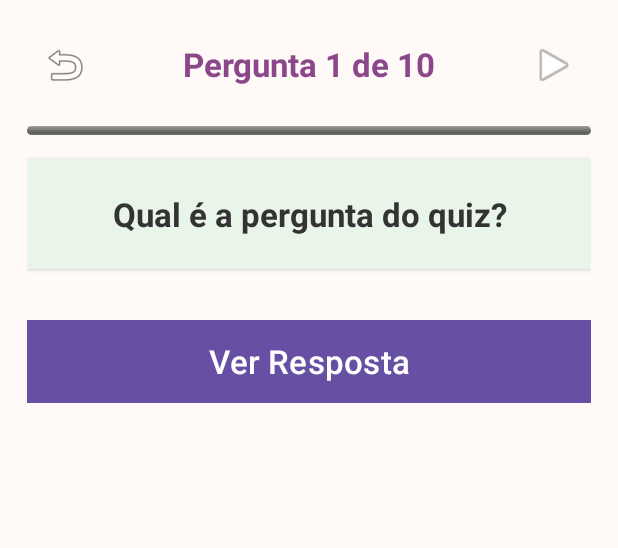
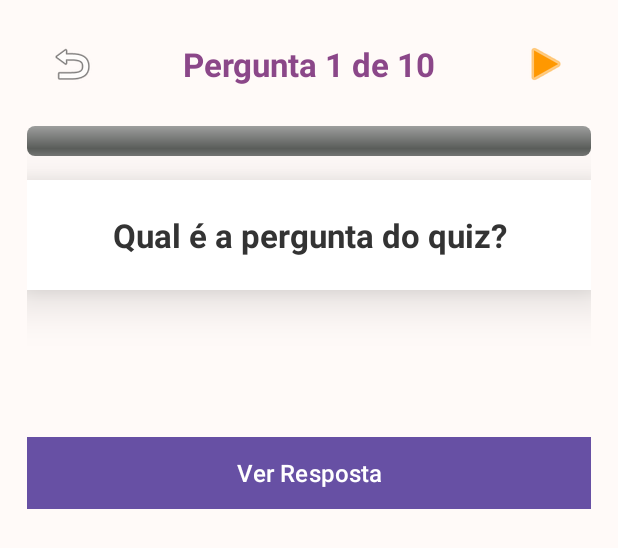
Before and after one commit to anas1983-rgb/DigitalElas, an Android app: the layout activity_quiz.xml on its own in the app's theme, with its tools: preview values and no code run, on a phone screen of 412 x 824 dp. Shown: the top 548 px of the screen. Run offline under Robolectric (Android 15) with nearby library versions, the phone set to English and light mode, and no system bars.

```diff
--- a/app/src/main/res/layout/activity_desktop.xml
+++ b/app/src/main/res/layout/activity_desktop.xml
@@ -193,7 +193,7 @@
         android:layout_width="match_parent"
         android:layout_height="wrap_content"
         android:text="Lições 1/10"
-        android:textSize="16sp"
+        android:textSize="18sp"
         android:textColor="#8B4789"
         android:gravity="center"
         android:layout_marginVertical="15dp"
@@ -211,8 +211,8 @@
             android:id="@+id/btnAnterior"
             android:layout_width="0dp"
             android:layout_height="50dp"
+            android:layout_marginEnd="18dp"
             android:layout_weight="1"
-            android:layout_marginEnd="8dp"
             android:background="#666666"
             android:text="Anterior"
             android:textColor="#FFFFFF"
@@ -222,9 +222,9 @@
             android:id="@+id/btnQuiz"
             android:layout_width="0dp"
             android:layout_height="50dp"
-            android:layout_weight="1"
             android:layout_marginStart="8dp"
             android:layout_marginEnd="8dp"
+            android:layout_weight="1"
             android:backgroundTint="#F57C00"
             android:text="QUIZ"
             android:textColor="#FFFFFF"
@@ -234,8 +234,8 @@
             android:id="@+id/btnProximo"
             android:layout_width="0dp"
             android:layout_height="50dp"
+            android:layout_marginStart="8dp"
             android:layout_weight="1"
-            android:layout_marginStart="8dp"
             android:background="#4CAF50"
             android:text="Próxima"
             android:textColor="#FFFFFF"
--- a/app/src/main/res/layout/activity_main.xml
+++ b/app/src/main/res/layout/activity_main.xml
@@ -11,10 +11,10 @@
     <!-- Ícone do App -->
     <ImageView
         android:layout_width="120dp"
-        android:layout_height="120dp"
-        android:src="@mipmap/icone_app"
+        android:layout_height="116dp"
         android:layout_marginBottom="40dp"
-        android:contentDescription="Ícone do app Digital Elas" />
+        android:contentDescription="Ícone do app Digital Elas"
+        android:src="@mipmap/icone_app" />
 
     <!-- Título Principal -->
     <TextView
@@ -60,22 +60,23 @@
         android:layout_marginBottom="40dp" />
 
     <!-- Botão Ouvir Opções -->
+
     <ImageButton
         android:id="@+id/btnOuvirOpcoes"
         android:layout_width="80dp"
         android:layout_height="80dp"
-        android:src="@android:drawable/ic_media_play"
         android:background="#FF9800"
-        android:contentDescription="Ouvir opções de idioma" />
+        android:contentDescription="Ouvir opções de idioma"
+        android:src="@android:drawable/ic_media_play" />
 
     <TextView
         android:layout_width="match_parent"
         android:layout_height="wrap_content"
-        android:text="Ouvir opções
-        Escuchar opciones"
-        android:textSize="16sp"
+        android:layout_marginTop="10dp"
+        android:gravity="center"
+        android:text=  "             Ouvir opções
+              Escuchar opciones"
         android:textColor="#666666"
-        android:gravity="center"
-        android:layout_marginTop="10dp" />
+        android:textSize="16sp" />
 
 </LinearLayout>
--- a/app/src/main/res/layout/activity_quiz.xml
+++ b/app/src/main/res/layout/activity_quiz.xml
@@ -1,5 +1,6 @@
 <?xml version="1.0" encoding="utf-8"?>
 <ScrollView xmlns:android="http://schemas.android.com/apk/res/android"
+    xmlns:app="http://schemas.android.com/apk/res-auto"
     android:layout_width="match_parent"
     android:layout_height="match_parent"
     android:background="#FFFAF8"
@@ -16,36 +17,38 @@
         <LinearLayout
             android:layout_width="match_parent"
             android:layout_height="wrap_content"
-            android:orientation="horizontal"
+            android:layout_marginBottom="16dp"
             android:gravity="center_vertical"
-            android:layout_marginBottom="16dp">
+            android:orientation="horizontal">
 
             <ImageButton
                 android:id="@+id/btnVoltarQuiz"
-                android:layout_width="50dp"
-                android:layout_height="50dp"
+                android:layout_width="60dp"
+                android:layout_height="40dp"
                 android:background="?attr/selectableItemBackgroundBorderless"
+                android:contentDescription="Voltar"
                 android:src="@android:drawable/ic_menu_revert"
-                android:contentDescription="Voltar" />
+                android:tintMode="@color/laranja"/>
 
             <TextView
                 android:id="@+id/txtProgressoQuiz"
-                android:layout_width="0dp"
-                android:layout_height="wrap_content"
+                android:layout_width="304dp"
+                android:layout_height="50dp"
                 android:layout_weight="1"
+                android:gravity="center"
                 android:text="Pergunta 1 de 10"
+                android:textColor="#8B4789"
                 android:textSize="22sp"
-                android:textStyle="bold"
-                android:gravity="center"
-                android:textColor="#8B4789" />
+                android:textStyle="bold" />
 
             <ImageButton
                 android:id="@+id/btnOuvirQuiz"
-                android:layout_width="50dp"
-                android:layout_height="50dp"
+                android:layout_width="60dp"
+                android:layout_height="40dp"
                 android:background="?attr/selectableItemBackgroundBorderless"
+                android:contentDescription="Ouvir pergunta"
                 android:src="@android:drawable/ic_media_play"
-                android:contentDescription="Ouvir pergunta" />
+                app:tint="@color/laranja" />
 
         </LinearLayout>
 
@@ -54,7 +57,7 @@
             android:id="@+id/progressBarQuiz"
             style="@android:style/Widget.ProgressBar.Horizontal"
             android:layout_width="match_parent"
-            android:layout_height="6dp"
+            android:layout_height="wrap_content"
             android:layout_marginBottom="16dp"
             android:progress="0"
             android:max="10"
@@ -65,15 +68,15 @@
             android:id="@+id/txtPerguntaQuiz"
             android:layout_width="match_parent"
             android:layout_height="wrap_content"
+            android:layout_marginBottom="18dp"
+            android:background="@color/white"
+            android:elevation="20dp"
+            android:gravity="center"
+            android:padding="22dp"
             android:text="Qual é a pergunta do quiz?"
+            android:textColor="#333333"
             android:textSize="22sp"
-            android:textStyle="bold"
-            android:gravity="center"
-            android:textColor="#333333"
-            android:layout_marginBottom="18dp"
-            android:padding="22dp"
-            android:background="#E8F5E8"
-            android:elevation="2dp" />
+            android:textStyle="bold" />
 
         <!-- ✅ NOVO: Texto do Áudio em Tempo Real -->
         <TextView
@@ -81,11 +84,11 @@
             android:layout_width="match_parent"
             android:layout_height="wrap_content"
             android:text=""
-            android:textSize="18sp"
+            android:textSize="20sp"
             android:gravity="center"
             android:textColor="#666666"
             android:background="#F0F0F0"
-            android:padding="18dp"
+            android:padding="20dp"
             android:layout_marginBottom="16dp"
             android:visibility="gone"
             android:maxLines="3"
@@ -96,7 +99,7 @@
             android:id="@+id/radioGroupOpcoes"
             android:layout_width="match_parent"
             android:layout_height="wrap_content"
-            android:layout_marginBottom="16dp"
+            android:layout_marginBottom="80dp"
             android:orientation="vertical">
 
             <!-- Os RadioButtons serão adicionados dinamicamente -->
@@ -125,20 +128,9 @@
             android:gravity="center">
 
             <Button
-                android:id="@+id/btnProximaPergunta"
-                android:layout_width="match_parent"
-                android:layout_height="55dp"
-                android:text="Ver Resposta"
-                android:textSize="22sp"
-                android:background="#8B4789"
-                android:textColor="#FFFFFF"
-                android:layout_marginBottom="8dp"
-                android:tint="#8B4789"/>
-
-            <Button
                 android:id="@+id/btnAvancarQuiz"
                 android:layout_width="match_parent"
-                android:layout_height="55dp"
+                android:layout_height="wrap_content"
                 android:text="Próxima"
                 android:textSize="22sp"
                 android:background="#4CAF50"
@@ -148,6 +140,17 @@
 
         </LinearLayout>
 
+        <Button
+            android:id="@+id/btnProximaPergunta"
+            android:layout_width="match_parent"
+            android:layout_height="wrap_content"
+            android:layout_marginBottom="8dp"
+            android:background="#8B4789"
+            android:text="Ver Resposta"
+            android:textColor="#FFFFFF"
+            android:textSize="16sp"
+            android:tint="#8B4789" />
+
     </LinearLayout>
     <!-- FIM DO ÚNICO FILHO -->
 
```
